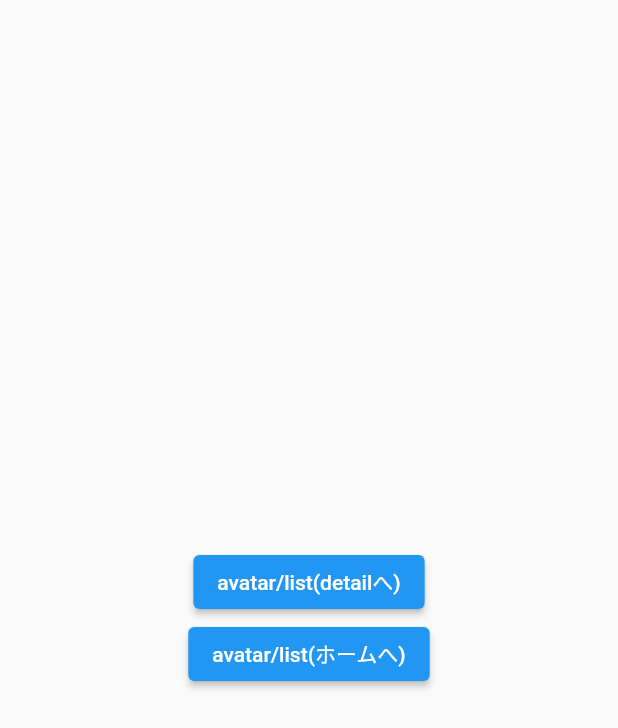
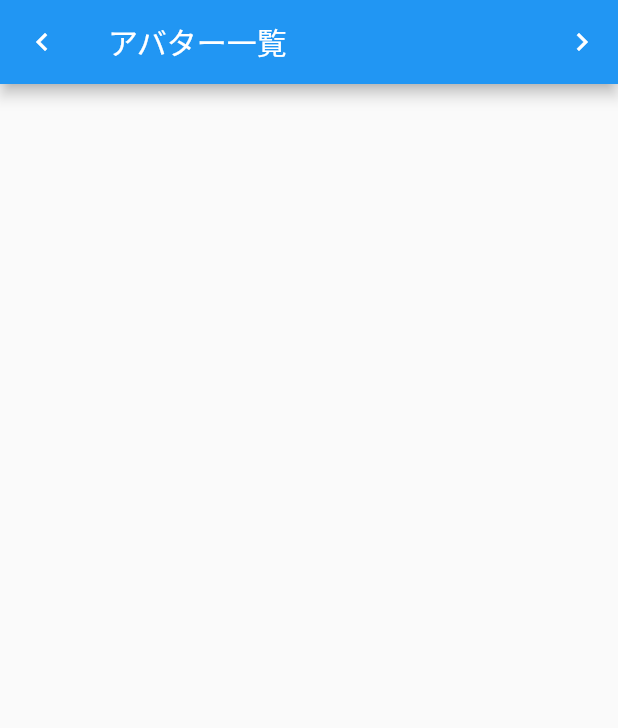
Before and after one commit to maropook/neon3, a Flutter app: the AvatarListPage screen opened by its route, on a phone screen of 412 x 824 dp. Shown: the top 728 px of the screen. Run offline on Flutter 3.47's test engine with Material 2 defaults, Android fonts, the phone set to English and light mode, and no system bars; our stand-ins replace flutter_svg, go_router, hooks_riverpod, url_strategy.

Commit message:
create app_bar fix go_router

```diff
--- a/lib/ui/pages/avatar_detail_page/avatar_detail_page.dart
+++ b/lib/ui/pages/avatar_detail_page/avatar_detail_page.dart
@@ -7,14 +7,13 @@ class AvatarDetailPage extends StatelessWidget {
   @override
   Widget build(BuildContext context) {
     return Scaffold(
-      body: Center(
-        child: ElevatedButton(
-          onPressed: () {
-            context.go('/avatar/list');
-          },
-          child: const Text('avatar/list/detail(listへ)'),
-        ),
+      appBar: AppBar(
+        title: const Text('アバター詳細'),
+        leading: IconButton(
+            onPressed: () => context.go('/avatar/list'),
+            icon: const Icon(Icons.chevron_left)),
       ),
+      body: Center(),
     );
   }
 }
--- a/lib/ui/pages/avatar_list_page/avatar_list_page.dart
+++ b/lib/ui/pages/avatar_list_page/avatar_list_page.dart
@@ -7,25 +7,18 @@ class AvatarListPage extends StatelessWidget {
   @override
   Widget build(BuildContext context) {
     return Scaffold(
-      body: Center(
-        child: Column(
-          mainAxisAlignment: MainAxisAlignment.center,
-          children: [
-            ElevatedButton(
-              onPressed: () {
-                context.go('/avatar/list/detail');
-              },
-              child: const Text('avatar/list(detailへ)'),
-            ),
-            ElevatedButton(
-              onPressed: () {
-                context.go('/');
-              },
-              child: const Text('avatar/list(ホームへ)'),
-            ),
-          ],
-        ),
+      appBar: AppBar(
+        title: const Text('アバター一覧'),
+        actions: [
+          IconButton(
+              onPressed: () => context.go('/avatar/list/detail'),
+              icon: const Icon(Icons.chevron_right)),
+        ],
+        leading: IconButton(
+            onPressed: () => context.go('/'),
+            icon: const Icon(Icons.chevron_left)),
       ),
+      body: Center(),
     );
   }
 }
```
Also changed, not shown: lib/ui/pages/import_page/import_page.dart (+6 -11 lines).
